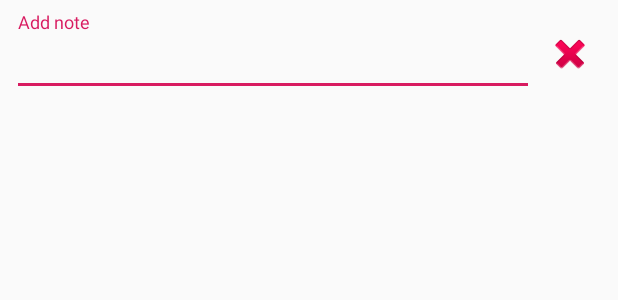
After one commit to SherifMohamedSaleh/TripReminder, an Android app: the layout item_note.xml on its own in the app's theme, with its tools: preview values and no code run, on a phone screen of 412 x 824 dp. The commit adds this screen. Shown: the top 300 px of the screen. Run offline under Robolectric (Android 15) with nearby library versions, the phone set to English and light mode, and no system bars.

Commit message:
Edit Trip

```diff
--- /dev/null
+++ b/app/src/main/java/com/example/trip/adapters/AddNotesAdapter.java
@@ -0,0 +1,4 @@
+package com.example.trip.adapters;
+
+public class AddNotesAdapter {
+}
--- /dev/null
+++ b/app/src/main/java/com/example/trip/models/Note.java
@@ -0,0 +1,4 @@
+package com.example.trip.models;
+
+public class Note {
+}
--- /dev/null
+++ b/app/src/main/java/com/example/trip/models/Trip.java
@@ -0,0 +1,4 @@
+package com.example.trip.models;
+
+public class Trip {
+}
--- /dev/null
+++ b/app/src/main/java/com/example/trip/models/TripDate.java
@@ -0,0 +1,4 @@
+package com.example.trip.models;
+
+public class TripDate {
+}
--- /dev/null
+++ b/app/src/main/java/com/example/trip/models/TripLocation.java
@@ -0,0 +1,4 @@
+package com.example.trip.models;
+
+public class TripLocation {
+}
--- /dev/null
+++ b/app/src/main/java/com/example/trip/models/TripTime.java
@@ -0,0 +1,4 @@
+package com.example.trip.models;
+
+public class TripTime {
+}
--- /dev/null
+++ b/app/src/main/java/com/example/trip/utils/FirebaseReferences.java
@@ -0,0 +1,4 @@
+package com.example.trip.utils;
+
+public class FirebaseReferences {
+}
--- /dev/null
+++ b/app/src/main/res/layout/item_note.xml
@@ -0,0 +1,42 @@
+<?xml version="1.0" encoding="utf-8"?>
+
+
+<android.support.constraint.ConstraintLayout xmlns:android="http://schemas.android.com/apk/res/android"
+    android:layout_width="match_parent"
+    android:layout_height="wrap_content"
+    android:layout_margin="8dp">
+
+    <LinearLayout
+        android:layout_width="match_parent"
+        android:layout_height="wrap_content">
+
+        <android.support.design.widget.TextInputLayout
+            android:id="@+id/til_note_name"
+            android:layout_width="0dp"
+            android:layout_height="wrap_content"
+            android:layout_weight="2">
+
+            <EditText
+                android:id="@+id/et_note_name"
+                android:layout_width="match_parent"
+                android:layout_height="wrap_content"
+                android:hint="Add note"
+                android:inputType="textPersonName"
+                android:maxLines="1"
+                android:singleLine="true" />
+
+        </android.support.design.widget.TextInputLayout>
+
+
+        <ImageButton
+            android:id="@+id/btn_note_delete"
+            android:layout_width="wrap_content"
+            android:layout_height="wrap_content"
+            android:layout_gravity="center_vertical"
+            android:background="@android:color/transparent"
+            android:minHeight="48dp"
+            android:minWidth="48dp"
+            android:src="@android:drawable/ic_delete" />
+
+    </LinearLayout>
+</android.support.constraint.ConstraintLayout>
```
Also changed, not shown: app/src/main/java/com/example/trip/fragments/NoteFragment.java (renamed from app/src/main/java/com/example/trip/activities/SettingsFragment.java, +6 -4 lines), app/src/main/java/com/example/trip/fragments/SettingsFragment.java (renamed from app/src/main/java/com/example/trip/activities/TripFragment.java, +5 -4 lines), app/src/main/java/com/example/trip/fragments/TripFragment.java (added, +275 -0 lines), app/src/main/java/com/example/trip/utils/Communicator.java (added, +11 -0 lines), app/src/main/res/layout/fragment_note.xml (added, +14 -0 lines).
